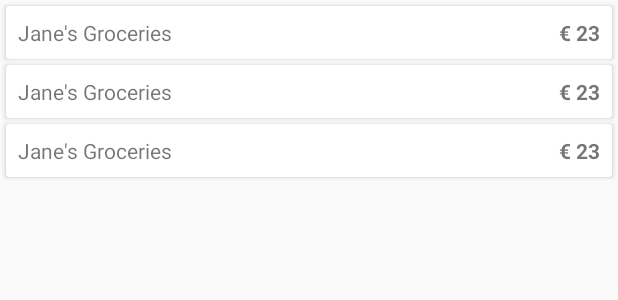
After one commit to zancheema/ShopList, an Android app: the layout activity_view_lists.xml on its own in the app's theme, with its tools: preview values and no code run, on a phone screen of 412 x 824 dp. The commit adds this screen. Shown: the top 300 px of the screen. Run offline under Robolectric (Android 15) with nearby library versions, the phone set to English and light mode, and no system bars.

Commit message:
added ViewListsActivity

```diff
--- a/app/build.gradle
+++ b/app/build.gradle
@@ -26,6 +26,8 @@ dependencies {
     implementation fileTree(dir: "libs", include: ["*.jar"])
     implementation 'androidx.appcompat:appcompat:1.1.0'
     implementation 'androidx.constraintlayout:constraintlayout:1.1.3'
+    implementation 'androidx.recyclerview:recyclerview:1.1.0'
+    implementation 'androidx.cardview:cardview:1.0.0'
     testImplementation 'junit:junit:4.12'
     androidTestImplementation 'androidx.test.ext:junit:1.1.1'
     androidTestImplementation 'androidx.test.espresso:espresso-core:3.2.0'
--- a/app/src/main/java/com/asw/shoplist/DbHelper.java
+++ b/app/src/main/java/com/asw/shoplist/DbHelper.java
@@ -123,4 +123,10 @@ public class DbHelper extends SQLiteOpenHelper {
 
         return cursor;
     }
+
+    public Cursor getAllShops() {
+        db = this.getReadableDatabase();
+
+        return db.rawQuery("SELECT * FROM " + Table_list, null);
+    }
 }
--- /dev/null
+++ b/app/src/main/res/layout/activity_view_lists.xml
@@ -0,0 +1,19 @@
+<?xml version="1.0" encoding="utf-8"?>
+<androidx.constraintlayout.widget.ConstraintLayout xmlns:android="http://schemas.android.com/apk/res/android"
+    xmlns:app="http://schemas.android.com/apk/res-auto"
+    xmlns:tools="http://schemas.android.com/tools"
+    android:layout_width="match_parent"
+    android:layout_height="match_parent"
+    tools:context=".ViewListsActivity">
+
+    <androidx.recyclerview.widget.RecyclerView
+        android:id="@+id/shopsList"
+        android:layout_width="match_parent"
+        android:layout_height="match_parent"
+        app:layoutManager="androidx.recyclerview.widget.LinearLayoutManager"
+        app:layout_constraintBottom_toBottomOf="parent"
+        app:layout_constraintEnd_toEndOf="parent"
+        app:layout_constraintStart_toStartOf="parent"
+        app:layout_constraintTop_toTopOf="parent"
+        tools:listitem="@layout/shop_list_item" />
+</androidx.constraintlayout.widget.ConstraintLayout>
--- /dev/null
+++ b/app/src/main/res/layout/shop_list_item.xml
@@ -0,0 +1,41 @@
+<?xml version="1.0" encoding="utf-8"?>
+<androidx.cardview.widget.CardView
+        xmlns:android="http://schemas.android.com/apk/res/android"
+        xmlns:app="http://schemas.android.com/apk/res-auto"
+        xmlns:tools="http://schemas.android.com/tools"
+        android:layout_width="match_parent"
+        android:layout_height="wrap_content"
+        android:layout_marginLeft="@dimen/card_item_margin"
+        android:layout_marginTop="@dimen/card_item_margin"
+        android:layout_marginRight="@dimen/card_item_margin">
+
+        <androidx.constraintlayout.widget.ConstraintLayout
+            android:layout_width="match_parent"
+            android:layout_height="match_parent"
+            android:padding="@dimen/card_item_padding">
+
+            <TextView
+                android:id="@+id/itemPrice"
+                android:layout_width="wrap_content"
+                android:layout_height="wrap_content"
+                android:textStyle="bold"
+                android:text="@{@string/generic_price(shop.totalPrice)}"
+                tools:text="€ 23"
+                app:layout_constraintEnd_toEndOf="parent"
+                app:layout_constraintHorizontal_bias="0.5"
+                app:layout_constraintStart_toEndOf="@+id/shopName"
+                app:layout_constraintTop_toTopOf="parent" />
+
+            <TextView
+                android:id="@+id/shopName"
+                android:layout_width="wrap_content"
+                android:layout_height="wrap_content"
+                android:text="@{shop.name}"
+                app:layout_constraintEnd_toStartOf="@+id/itemPrice"
+                app:layout_constraintHorizontal_bias="0.5"
+                app:layout_constraintHorizontal_chainStyle="spread_inside"
+                app:layout_constraintStart_toStartOf="parent"
+                app:layout_constraintTop_toTopOf="parent"
+                tools:text="Jane's Groceries" />
+        </androidx.constraintlayout.widget.ConstraintLayout>
+    </androidx.cardview.widget.CardView>
--- /dev/null
+++ b/app/src/main/res/values/dimens.xml
@@ -0,0 +1,5 @@
+<?xml version="1.0" encoding="utf-8"?>
+<resources>
+    <dimen name="card_item_margin">4dp</dimen>
+    <dimen name="card_item_padding">8dp</dimen>
+</resources>
```
Also changed, not shown: app/src/main/AndroidManifest.xml (+7 -6 lines), app/src/main/java/com/asw/shoplist/MainActivity.java (+10 -0 lines), app/src/main/java/com/asw/shoplist/Shop.java (added, +38 -0 lines), app/src/main/java/com/asw/shoplist/ShopsListAdapter.java (added, +60 -0 lines), app/src/main/java/com/asw/shoplist/ViewListsActivity.java (added, +47 -0 lines), app/src/main/res/layout/activity_main.xml (+18 -4 lines).
